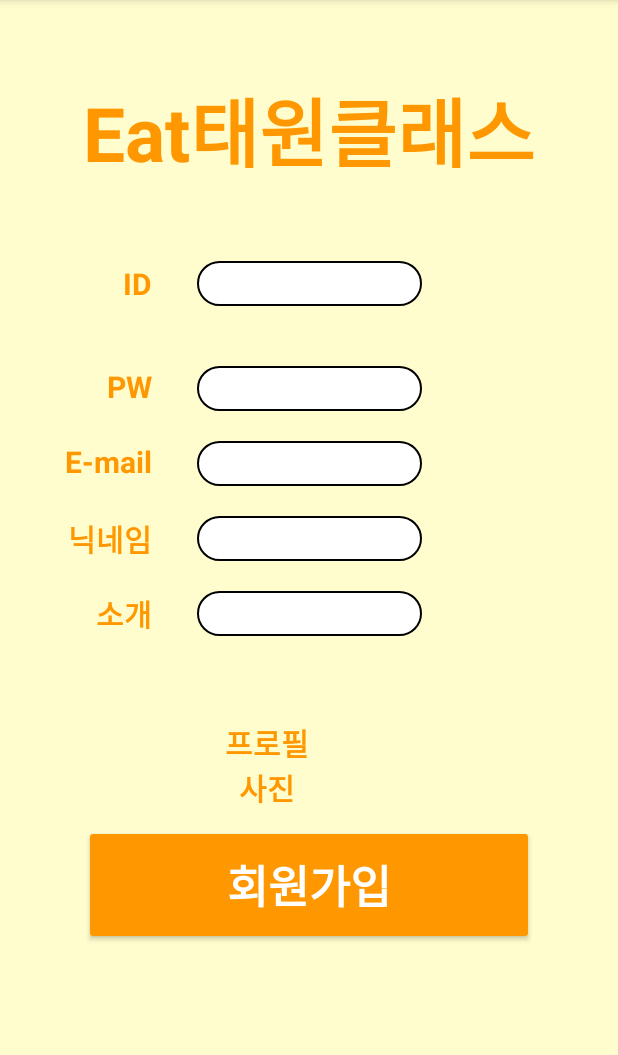
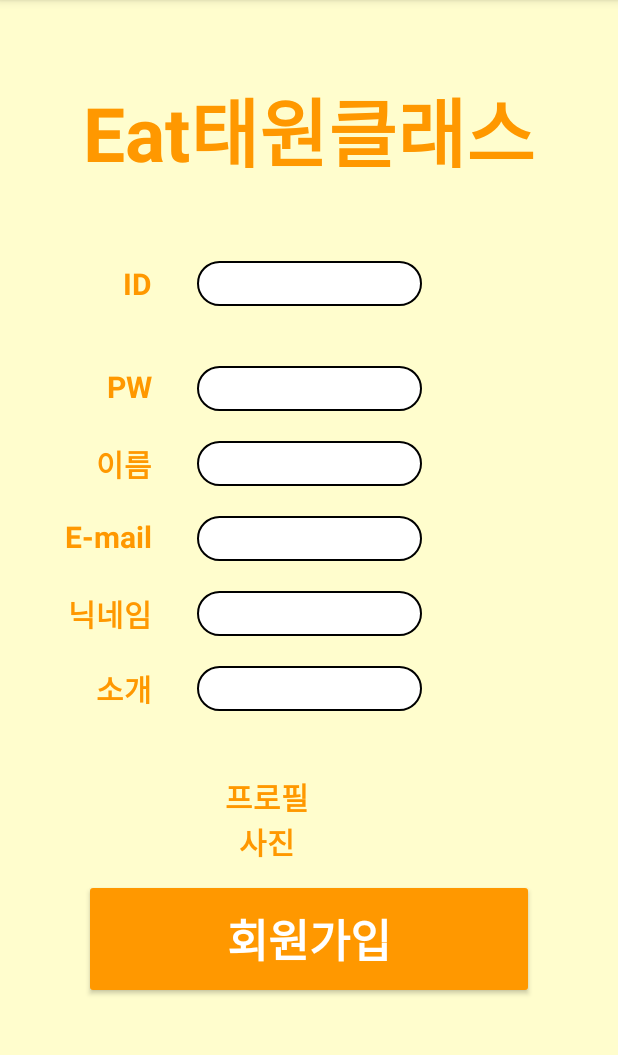
Before and after one commit to reumachoi/Eataewon_Front_repo, an Android app: the screen it shows after launch (SignActivity), after a tap on "회원가입", on a phone screen of 412 x 824 dp, the part 84-1139 px from its top. Run offline under Robolectric (Android 15) with nearby library versions, the light colour scheme and no system bars.

Commit message:
3월 21일 안도현 아이디 중복검색 추가

```diff
--- a/eataewon_front/app/src/main/java/com/example/eattaewon_back_kimminki/MainActivity.kt
+++ b/eataewon_front/app/src/main/java/com/example/eattaewon_back_kimminki/MainActivity.kt
@@ -7,24 +7,8 @@ import android.view.View
 import android.widget.Button
 import android.widget.TextView
 import android.widget.Toast
+import com.example.eattaewon_back_kimminki.connect.MemberDao
 import com.example.eattaewon_back_kimminki.connect.MemberDto
-
-import retrofit2.Call
-import retrofit2.http.GET
-import retrofit2.http.Query
-
-
-interface ReadyService{
-
-@GET("/base")
-fun base(): Call<String>
-
-
-    // 2. 문자열 보내고 받기
-    @GET("/connParamGet")
-    fun connParamGet(@Query("title") title:String): retrofit2.Call<String>
-}
-
 
 
 class MainActivity : AppCompatActivity(), View.OnClickListener {
@@ -34,7 +18,7 @@ class MainActivity : AppCompatActivity(), View.OnClickListener {
         setContentView(R.layout.activity_main)
 
         val loginBtn = findViewById<Button>(R.id.login_Btn)
-        val signUpBtn = findViewById<Button>(R.id.signUp_Btn)
+        val signUpBtn = findViewById<Button>(R.id.signUpAtivity_Btn)
         val googleBtn = findViewById<Button>(R.id.google_Btn)
         val naverBtn = findViewById<Button>(R.id.naver_Btn)
 
@@ -42,55 +26,7 @@ class MainActivity : AppCompatActivity(), View.OnClickListener {
         signUpBtn.setOnClickListener(this)
         googleBtn.setOnClickListener(this)
         naverBtn.setOnClickListener(this)
-        /*  // Network 처리에 추가한다  == HttpURLConnection
-        val policy = StrictMode.ThreadPolicy.Builder().permitAll().build()
-        StrictMode.setThreadPolicy(policy)
 
-        // Gson 은 Java 객체를 JSON 으로 변환할 수 있다
-        val gson = GsonBuilder()
-            .setLenient()
-            .create()
-
-        val retrofit = Retrofit.Builder()
-            .baseUrl("http://192.168.1.139:3000/") // ip 주소 반드시 넣어야.
-            .addConverterFactory(GsonConverterFactory.create(gson))     // object, integer
-            .addConverterFactory(ScalarsConverterFactory.create())      // 문자열 리턴받는 경우
-            .build()
-
-        val service = retrofit.create(ReadyService::class.java)
-
-        // 1. 문자열 받기
-        //val call = service.base()
-
-
-        // 2. 문자열 보내고 받기
-        val call = service.connParamGet("제목입니다")
-
-
-        val response = call.execute()
-        if (response.isSuccessful) {
-
-            if (response.code() == 200) {
-
-                // 1.
-                //val base: String? = response.body()
-                //println("~~~base:$base")
-
-                // 2.
-                val str: String? = response.body()
-                println("~~~str:$str")
-
-                //회원 가입 이동
-                val sign = findViewById<Button>(R.id.sign)
-
-                sign.setOnClickListener {
-                    val intent= Intent(this, SignActivity::class.java)
-                    startActivity(intent)
-
-
-                }
-            }
-        }*/
     }
 
     override fun onClick(view: View?) {
@@ -102,7 +38,7 @@ class MainActivity : AppCompatActivity(), View.OnClickListener {
             R.id.login_Btn -> {
                 val id = loginID.text.toString()
                 val pw = loginPW.text.toString()
-                val dto = MemberDto(id, pw, "", "", "", "", 0)
+                val dto = MemberDto(0,"", id, pw, "", "", "", 0,"")
                 val checkLogin = MemberDao.getInstance().login(dto)
                 if (checkLogin != null) {
                     Toast.makeText(this, "환영합니다. ${checkLogin.id}님", Toast.LENGTH_SHORT).show()
@@ -112,7 +48,7 @@ class MainActivity : AppCompatActivity(), View.OnClickListener {
                 }
             }
 
-            R.id.signUp_Btn -> startActivity(Intent(this, SignActivity::class.java))
+            R.id.signUpAtivity_Btn -> startActivity(Intent(this, SignActivity::class.java))
 
 
             R.id.google_Btn -> {
--- a/eataewon_front/app/src/main/java/com/example/eattaewon_back_kimminki/SignActivity.kt
+++ b/eataewon_front/app/src/main/java/com/example/eattaewon_back_kimminki/SignActivity.kt
@@ -1,10 +1,15 @@
 package com.example.eattaewon_back_kimminki
 
+import android.graphics.Color
 import android.os.Bundle
 import android.widget.Button
 import android.widget.EditText
+import android.widget.TextView
+import android.widget.Toast
 import androidx.appcompat.app.AppCompatActivity
-import com.example.eattaewon_back_kimminki.R
+import androidx.core.widget.doAfterTextChanged
+import com.example.eattaewon_back_kimminki.connect.MemberDao
+import com.example.eattaewon_back_kimminki.connect.MemberDto
 
 
 class SignActivity : AppCompatActivity() {
@@ -12,6 +17,46 @@ class SignActivity : AppCompatActivity() {
         super.onCreate(savedInstanceState)
         setContentView(R.layout.activity_sign)
 
+        val signupID = findViewById<EditText>(R.id.signUp_Id)
+        val signupidcheck= findViewById<TextView>(R.id.signUp_Idchek)
+        val signupPw = findViewById<TextView>(R.id.signUp_Pw)
+        val signupName = findViewById<TextView>(R.id.signUp_name)
+        val signupEmail = findViewById<TextView>(R.id.signUp_email)
+        val signupNickname = findViewById<TextView>(R.id.signUp_nickname)
+        val signupProfilmsg = findViewById<TextView>(R.id.signUp_profilmsg)
+
+        val signupBtn = findViewById<Button>(R.id.signUP_btn)
+
+        signupID.doAfterTextChanged {
+            val id = signupID.text.toString()
+            val dto = MemberDto(0,"",id,"","","","",0,"")
+            val idcheck = MemberDao.getInstance().getId(dto)
+            if(idcheck=="NO"){
+                signupidcheck.text = "이미 존재하는 아이디 입니다"
+                signupidcheck.setTextColor(Color.RED)
+            }else{
+                signupidcheck.text = "사용 가능한 아이디입니다."
+                signupidcheck.setTextColor(Color.BLUE)
+            }
+        }
+        signupBtn.setOnClickListener{
+
+            val id = signupID.text.toString()
+            val pwd = signupPw.text.toString()
+            val name = signupName.text.toString()
+            val email = signupEmail.text.toString()
+            val nickname = signupNickname.text.toString()
+            val profilmsg = signupProfilmsg.text.toString()
+
+            val dto = MemberDto(0,name,id,pwd,email,nickname,"",0,profilmsg)
+            val checksignup = MemberDao.getInstance().signup(dto)
+            if(checksignup=="yes"){
+                Toast.makeText(this,"${dto.id} 회원가입 완료",Toast.LENGTH_SHORT).show()
+            }else{
+                Toast.makeText(this,"회원가입 실패",Toast.LENGTH_SHORT).show()
+            }
+        }
+
 
 
 
--- a/eataewon_front/app/src/main/java/com/example/eattaewon_back_kimminki/connect/MemberDao.kt
+++ b/eataewon_front/app/src/main/java/com/example/eattaewon_back_kimminki/connect/MemberDao.kt
@@ -1,28 +1,32 @@
-package com.example.eattaewon_back_kimminki
+package com.example.eattaewon_back_kimminki.connect
 
-import com.example.eattaewon_back_kimminki.connect.MemberDto
 import retrofit2.Call
 import retrofit2.Response
 import retrofit2.http.Body
+import retrofit2.http.Field
 import retrofit2.http.POST
 
 interface MemberService{
 
     /// 3. object 를 보내고 받기
     @POST("/login")
-    fun login(@Body dto: MemberDto): Call<MemberDto>
+    fun login(@Body dto:MemberDto): Call<MemberDto>
 
+    @POST("/getId")
+    fun getId(@Body dto:MemberDto): Call<String>
 
+    @POST("/addmember")
+    fun signup(@Body dto:MemberDto): Call<String>
 }
 
 class MemberDao {
 
     companion object{
-        var memberDao:MemberDao? = null
+        private var memberDao: MemberDao? = null
 
-        fun getInstance():MemberDao{
+        fun getInstance(): MemberDao {
 
-            if(memberDao==null){
+            if(memberDao ==null){
                 memberDao = MemberDao()
             }
 
@@ -32,7 +36,7 @@ class MemberDao {
 
     fun login(dto: MemberDto): MemberDto? {
         var response: Response<MemberDto>?
-        println("ID:${dto}")
+        println("ID:${dto.id}")
         try {
             val retrofit = RetrofitClient.getIntance()
             val service = retrofit?.create(MemberService::class.java)
@@ -46,4 +50,34 @@ class MemberDao {
 
     }
 
+    fun getId(dto: MemberDto) : String?{
+        var response: Response<String>?
+        println("ID:${dto.id}")
+        try {
+            val retrofit = RetrofitClient.getIntance()
+            val service = retrofit?.create(MemberService::class.java)
+            val call = service?.signup(dto)
+            response = call?.execute()
+        }catch(e:Exception){
+            response = null
+        }
+
+        return response?.body()
+    }
+
+    fun signup(dto: MemberDto) : String?{
+        var response: Response<String>?
+        println("name:${dto.name}")
+        try {
+            val retrofit = RetrofitClient.getIntance()
+            val service = retrofit?.create(MemberService::class.java)
+            val call = service?.signup(dto)
+            response = call?.execute()
+        }catch(e:Exception){
+            response = null
+        }
+
+        return response?.body()
+    }
+
 }
--- a/eataewon_front/app/src/main/java/com/example/eattaewon_back_kimminki/connect/MemberDto.kt
+++ b/eataewon_front/app/src/main/java/com/example/eattaewon_back_kimminki/connect/MemberDto.kt
@@ -4,10 +4,12 @@ import android.os.Parcel
 import android.os.Parcelable
 
 class MemberDto(
+    var seq:Int,
+    val name:String?,
     var id:String?,
     val pwd:String?,
-    val name:String?,
     val email:String?,
     val nickname:String?,
-    val profilpic:String?,
-    val likepoint:Int )
+    val profilPic:String?,
+    val likepoint:Int,
+    val profilMsg:String?)
--- a/eataewon_front/app/src/main/java/com/example/eattaewon_back_kimminki/connect/RetrofitClient.kt
+++ b/eataewon_front/app/src/main/java/com/example/eattaewon_back_kimminki/connect/RetrofitClient.kt
@@ -1,4 +1,4 @@
-package com.example.eattaewon_back_kimminki
+package com.example.eattaewon_back_kimminki.connect
 
 import android.os.StrictMode
 import com.google.gson.GsonBuilder
@@ -22,7 +22,7 @@ class RetrofitClient {
                     .create()
 
                 instantce = Retrofit.Builder()
-                    .baseUrl("http://61.98.39.123:3010/")//연결
+                    .baseUrl("http://61.98.39.123:3010/") //연결 안도현
                     .addConverterFactory(GsonConverterFactory.create(gson))     // object, integer
                     .addConverterFactory(ScalarsConverterFactory.create())      // 문자열 리턴받는 경우
                     .build()
--- a/eataewon_front/app/src/main/res/layout/activity_main.xml
+++ b/eataewon_front/app/src/main/res/layout/activity_main.xml
@@ -111,13 +111,13 @@
         android:textColor="@color/black"
         android:textSize="15sp"
         android:textStyle="bold"
-        app:layout_constraintBottom_toBottomOf="@+id/signUp_Btn"
-        app:layout_constraintEnd_toStartOf="@+id/signUp_Btn"
-        app:layout_constraintTop_toTopOf="@+id/signUp_Btn"
+        app:layout_constraintBottom_toBottomOf="@+id/signUpAtivity_Btn"
+        app:layout_constraintEnd_toStartOf="@+id/signUpAtivity_Btn"
+        app:layout_constraintTop_toTopOf="@+id/signUpAtivity_Btn"
         app:layout_constraintVertical_bias="0.0" />
 
     <Button
-        android:id="@+id/signUp_Btn"
+        android:id="@+id/signUpAtivity_Btn"
         android:layout_width="wrap_content"
         android:layout_height="wrap_content"
         android:layout_marginTop="16dp"
--- a/eataewon_front/app/src/main/res/layout/activity_sign.xml
+++ b/eataewon_front/app/src/main/res/layout/activity_sign.xml
@@ -8,7 +8,7 @@
     tools:context=".SignActivity">
 
     <TextView
-        android:id="@+id/singUp_title"
+        android:id="@+id/signUp_title"
         android:layout_width="wrap_content"
         android:layout_height="wrap_content"
         android:layout_marginTop="50dp"
@@ -18,24 +18,25 @@
         android:textStyle="bold"
         app:layout_constraintEnd_toEndOf="parent"
         app:layout_constraintStart_toStartOf="parent"
-        app:layout_constraintTop_toTopOf="parent" />
+        app:layout_constraintTop_toTopOf="parent"
+        tools:ignore="TextContrastCheck" />
 
     <TextView
         android:id="@+id/textView6"
         android:layout_width="wrap_content"
         android:layout_height="wrap_content"
         android:layout_marginEnd="30dp"
-        android:text="ID"
+        android:text=" ID"
         android:textColor="#FF9800"
         android:textSize="20sp"
         android:textStyle="bold"
-        app:layout_constraintBottom_toBottomOf="@+id/singUp_ID"
-        app:layout_constraintEnd_toStartOf="@+id/singUp_ID"
-        app:layout_constraintTop_toTopOf="@+id/singUp_ID"
+        app:layout_constraintBottom_toBottomOf="@+id/signUp_Id"
+        app:layout_constraintEnd_toStartOf="@+id/signUp_Id"
+        app:layout_constraintTop_toTopOf="@+id/signUp_Id"
         app:layout_constraintVertical_bias="0.523" />
 
     <EditText
-        android:id="@+id/singUp_ID"
+        android:id="@+id/signUp_Id"
         android:layout_width="150dp"
         android:layout_height="30dp"
         android:layout_marginTop="50dp"
@@ -45,15 +46,15 @@
         android:inputType="textPersonName"
         app:layout_constraintEnd_toEndOf="parent"
         app:layout_constraintStart_toStartOf="parent"
-        app:layout_constraintTop_toBottomOf="@+id/singUp_title"
+        app:layout_constraintTop_toBottomOf="@+id/signUp_title"
         tools:ignore="TouchTargetSizeCheck,SpeakableTextPresentCheck" />
 
     <TextView
-        android:id="@+id/singUp_Idchek"
+        android:id="@+id/signUp_Idchek"
         android:layout_width="wrap_content"
         android:layout_height="wrap_content"
-        app:layout_constraintStart_toStartOf="@+id/singUp_ID"
-        app:layout_constraintTop_toBottomOf="@+id/singUp_ID" />
+        app:layout_constraintStart_toStartOf="@+id/signUp_Id"
+        app:layout_constraintTop_toBottomOf="@+id/signUp_Id" />
 
     <TextView
         android:id="@+id/textView3"
@@ -64,13 +65,14 @@
         android:textColor="#FF9800"
         android:textSize="20sp"
         android:textStyle="bold"
-        app:layout_constraintBottom_toBottomOf="@+id/singUp_Pw"
-        app:layout_constraintEnd_toStartOf="@+id/singUp_Pw"
-        app:layout_constraintTop_toTopOf="@+id/singUp_Pw"
-        app:layout_constraintVertical_bias="0.0" />
+        app:layout_constraintBottom_toBottomOf="@+id/signUp_Pw"
+        app:layout_constraintEnd_toStartOf="@+id/signUp_Pw"
+        app:layout_constraintTop_toTopOf="@+id/signUp_Pw"
+        app:layout_constraintVertical_bias="0.0"
+        tools:ignore="TextContrastCheck" />
 
     <EditText
-        android:id="@+id/singUp_Pw"
+        android:id="@+id/signUp_Pw"
         android:layout_width="150dp"
         android:layout_height="30dp"
         android:layout_marginTop="40dp"
@@ -78,10 +80,39 @@
         android:ems="10"
         android:gravity="center"
         android:inputType="textPersonName"
-        app:layout_constraintEnd_toEndOf="@+id/singUp_ID"
+        app:layout_constraintEnd_toEndOf="@+id/signUp_Id"
         app:layout_constraintHorizontal_bias="0.0"
-        app:layout_constraintStart_toStartOf="@+id/singUp_ID"
-        app:layout_constraintTop_toBottomOf="@+id/singUp_ID"
+        app:layout_constraintStart_toStartOf="@+id/signUp_Id"
+        app:layout_constraintTop_toBottomOf="@+id/signUp_Id"
+        tools:ignore="TouchTargetSizeCheck,SpeakableTextPresentCheck" />
+
+    <TextView
+        android:layout_width="wrap_content"
+        android:layout_height="wrap_content"
+        android:layout_marginEnd="30dp"
+        android:text="이름"
+        android:textColor="#FF9800"
+        android:textSize="20sp"
+        android:textStyle="bold"
+        app:layout_constraintBottom_toBottomOf="@+id/signUp_name"
+        app:layout_constraintEnd_toStartOf="@+id/signUp_name"
+        app:layout_constraintTop_toTopOf="@+id/signUp_name"
+        app:layout_constraintVertical_bias="0.0"
+        tools:ignore="TextContrastCheck" />
+
+    <EditText
+        android:id="@+id/signUp_name"
+        android:layout_width="150dp"
+        android:layout_height="30dp"
+        android:layout_marginTop="20dp"
+        android:background="@drawable/style_edittext"
+        android:ems="10"
+        android:gravity="center"
+        android:inputType="textPersonName"
+        app:layout_constraintEnd_toEndOf="@+id/signUp_Pw"
+        app:layout_constraintHorizontal_bias="0.0"
+        app:layout_constraintStart_toStartOf="@+id/signUp_Pw"
+        app:layout_constraintTop_toBottomOf="@+id/signUp_Pw"
         tools:ignore="TouchTargetSizeCheck,SpeakableTextPresentCheck" />
 
     <TextView
@@ -92,13 +123,14 @@
         android:textColor="#FF9800"
         android:textSize="20sp"
         android:textStyle="bold"
-        app:layout_constraintBottom_toBottomOf="@+id/singUp_email"
-        app:layout_constraintEnd_toStartOf="@+id/singUp_email"
-        app:layout_constraintTop_toTopOf="@+id/singUp_email"
-        app:layout_constraintVertical_bias="0.0" />
+        app:layout_constraintBottom_toBottomOf="@+id/signUp_email"
+        app:layout_constraintEnd_toStartOf="@+id/signUp_email"
+        app:layout_constraintTop_toTopOf="@+id/signUp_email"
+        app:layout_constraintVertical_bias="0.0"
+        tools:ignore="TextContrastCheck" />
 
     <EditText
-        android:id="@+id/singUp_email"
+        android:id="@+id/signUp_email"
         android:layout_width="150dp"
         android:layout_height="30dp"
         android:layout_marginTop="20dp"
@@ -106,10 +138,10 @@
         android:ems="10"
         android:gravity="center"
         android:inputType="textPersonName"
-        app:layout_constraintEnd_toEndOf="@+id/singUp_Pw"
+        app:layout_constraintEnd_toEndOf="@+id/signUp_Pw"
         app:layout_constraintHorizontal_bias="0.0"
-        app:layout_constraintStart_toStartOf="@+id/singUp_Pw"
-        app:layout_constraintTop_toBottomOf="@+id/singUp_Pw"
+        app:layout_constraintStart_toStartOf="@+id/signUp_Pw"
+        app:layout_constraintTop_toBottomOf="@+id/signUp_name"
         tools:ignore="TouchTargetSizeCheck,SpeakableTextPresentCheck" />
 
     <TextView
@@ -121,13 +153,14 @@
         android:textColor="#FF9800"
         android:textSize="20sp"
         android:textStyle="bold"
-        app:layout_constraintBottom_toBottomOf="@+id/singUp_nickname"
-        app:layout_constraintEnd_toStartOf="@+id/singUp_nickname"
-        app:layout_constraintTop_toTopOf="@+id/singUp_nickname"
-        app:layout_constraintVertical_bias="1.0" />
+        app:layout_constraintBottom_toBottomOf="@+id/signUp_nickname"
+        app:layout_constraintEnd_toStartOf="@+id/signUp_nickname"
+        app:layout_constraintTop_toTopOf="@+id/signUp_nickname"
+        app:layout_constraintVertical_bias="1.0"
+        tools:ignore="TextContrastCheck" />
 
     <EditText
-        android:id="@+id/singUp_nickname"
+        android:id="@+id/signUp_nickname"
         android:layout_width="150dp"
         android:layout_height="30dp"
         android:layout_marginTop="20dp"
@@ -135,10 +168,10 @@
         android:ems="10"
         android:gravity="center"
         android:inputType="textPersonName"
-        app:layout_constraintEnd_toEndOf="@+id/singUp_email"
+        app:layout_constraintEnd_toEndOf="@+id/signUp_email"
         app:layout_constraintHorizontal_bias="0.0"
-        app:layout_constraintStart_toStartOf="@+id/singUp_email"
-        app:layout_constraintTop_toBottomOf="@+id/singUp_email"
+        app:layout_constraintStart_toStartOf="@+id/signUp_email"
+        app:layout_constraintTop_toBottomOf="@+id/signUp_email"
         tools:ignore="TouchTargetSizeCheck,SpeakableTextPresentCheck" />
 
     <TextView
@@ -149,13 +182,14 @@
         android:textColor="#FF9800"
         android:textSize="20sp"
         android:textStyle="bold"
-        app:layout_constraintBottom_toBottomOf="@+id/singUp_profil"
-        app:layout_constraintEnd_toStartOf="@+id/singUp_profil"
-        app:layout_constraintTop_toTopOf="@+id/singUp_profil"
-        app:layout_constraintVertical_bias="1.0" />
+        app:layout_constraintBottom_toBottomOf="@+id/signUp_profilmsg"
+        app:layout_constraintEnd_toStartOf="@+id/signUp_profilmsg"
+        app:layout_constraintTop_toTopOf="@+id/signUp_profilmsg"
+        app:layout_constraintVertical_bias="1.0"
+        tools:ignore="TextContrastCheck" />
 
     <EditText
-        android:id="@+id/singUp_profil"
+        android:id="@+id/signUp_profilmsg"
         android:layout_width="150dp"
         android:layout_height="30dp"
         android:layout_marginTop="20dp"
@@ -163,10 +197,10 @@
         android:ems="10"
         android:gravity="center"
         android:inputType="textPersonName"
-        app:layout_constraintEnd_toEndOf="@+id/singUp_nickname"
+        app:layout_constraintEnd_toEndOf="@+id/signUp_nickname"
         app:layout_constraintHorizontal_bias="0.78"
-        app:layout_constraintStart_toStartOf="@+id/singUp_nickname"
-        app:layout_constraintTop_toBottomOf="@+id/singUp_nickname"
+        app:layout_constraintStart_toStartOf="@+id/signUp_nickname"
+        app:layout_constraintTop_toBottomOf="@+id/signUp_nickname"
         tools:ignore="TouchTargetSizeCheck,SpeakableTextPresentCheck" />
 
     <TextView
@@ -179,7 +213,8 @@
         android:textSize="20sp"
         android:textStyle="bold"
         app:layout_constraintEnd_toStartOf="@+id/imageView"
-        app:layout_constraintTop_toTopOf="@+id/imageView" />
+        app:layout_constraintTop_toTopOf="@+id/imageView"
+        tools:ignore="TextContrastCheck" />
 
     <TextView
         android:layout_width="wrap_content"
@@ -190,23 +225,26 @@
         android:textStyle="bold"
         app:layout_constraintEnd_toEndOf="@+id/textView7"
         app:layout_constraintStart_toStartOf="@+id/textView7"
-        app:layout_constraintTop_toBottomOf="@+id/textView7" />
+        app:layout_constraintTop_toBottomOf="@+id/textView7"
+        tools:ignore="TextContrastCheck" />
 
     <ImageView
         android:id="@+id/imageView"
         android:layout_width="wrap_content"
         android:layout_height="wrap_content"
         android:layout_marginStart="236dp"
-        android:layout_marginTop="56dp"
+        android:layout_marginTop="92dp"
         android:layout_marginEnd="236dp"
+        android:contentDescription="TODO"
         app:layout_constraintEnd_toEndOf="parent"
         app:layout_constraintHorizontal_bias="0.0"
         app:layout_constraintStart_toStartOf="parent"
-        app:layout_constraintTop_toBottomOf="@+id/singUp_profil"
-        tools:srcCompat="@tools:sample/avatars"
-        android:contentDescription="TODO" />
+        app:layout_constraintTop_toBottomOf="@+id/signUp_nickname"
+        tools:ignore="ImageContrastCheck"
+        tools:srcCompat="@tools:sample/avatars" />
 
     <Button
+        android:id="@+id/signUP_btn"
         android:layout_width="300dp"
         android:layout_height="80dp"
         android:layout_marginTop="70dp"
@@ -217,6 +255,7 @@
         android:textStyle="bold"
         app:layout_constraintEnd_toEndOf="parent"
         app:layout_constraintStart_toStartOf="parent"
-        app:layout_constraintTop_toBottomOf="@+id/imageView" />
+        app:layout_constraintTop_toBottomOf="@+id/imageView"
+        tools:ignore="TextContrastCheck" />
 
 </androidx.constraintlayout.widget.ConstraintLayout>
--- a/eataewon_front/build.gradle
+++ b/eataewon_front/build.gradle
@@ -7,7 +7,7 @@ buildscript {
     }
     dependencies {
         classpath "com.android.tools.build:gradle:7.0.0"
-        classpath "org.jetbrains.kotlin:kotlin-gradle-plugin:1.5.10"
+        classpath 'org.jetbrains.kotlin:kotlin-gradle-plugin:1.6.10'
 
         // NOTE: Do not place your application dependencies here; they belong
         // in the individual module build.gradle files
```
Also changed, not shown: eataewon_front/app/src/main/AndroidManifest.xml (+17 -16 lines).
